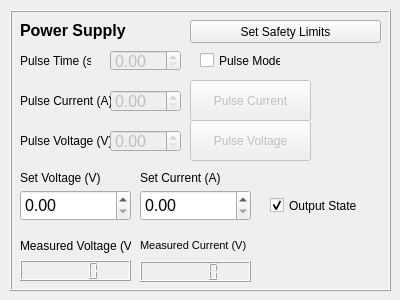
Above: lib/clients/gui/HP6033A_gui.ui from barium-project/barium before the change. Below: the same form after it.
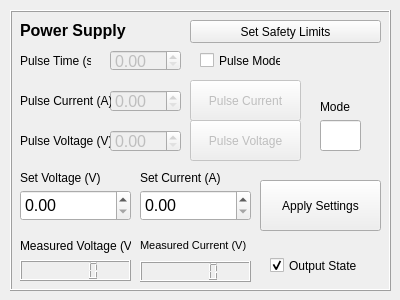
That is the form after the change.

The edit to the form file:
```diff
--- a/lib/clients/gui/HP6033A_gui.ui
+++ b/lib/clients/gui/HP6033A_gui.ui
@@ -197,7 +197,7 @@
     <property name="geometry">
      <rect>
       <x>260</x>
-      <y>180</y>
+      <y>240</y>
       <width>111</width>
       <height>31</height>
      </rect>
@@ -220,7 +220,7 @@
      <rect>
       <x>180</x>
       <y>110</y>
-      <width>121</width>
+      <width>111</width>
       <height>41</height>
      </rect>
     </property>
@@ -287,7 +287,7 @@
      <rect>
       <x>180</x>
       <y>70</y>
-      <width>121</width>
+      <width>111</width>
       <height>41</height>
      </rect>
     </property>
@@ -339,6 +339,53 @@
      <string>Set Safety Limits</string>
     </property>
    </widget>
+   <widget class="QPushButton" name="ps_apply_settings_button">
+    <property name="geometry">
+     <rect>
+      <x>250</x>
+      <y>170</y>
+      <width>121</width>
+      <height>51</height>
+     </rect>
+    </property>
+    <property name="text">
+     <string>Apply Settings</string>
+    </property>
+   </widget>
+   <widget class="QLineEdit" name="ps_mode_text">
+    <property name="geometry">
+     <rect>
+      <x>310</x>
+      <y>110</y>
+      <width>41</width>
+      <height>31</height>
+     </rect>
+    </property>
+    <property name="font">
+     <font>
+      <pointsize>14</pointsize>
+     </font>
+    </property>
+    <property name="text">
+     <string/>
+    </property>
+    <property name="readOnly">
+     <bool>true</bool>
+    </property>
+   </widget>
+   <widget class="QLabel" name="label_9">
+    <property name="geometry">
+     <rect>
+      <x>310</x>
+      <y>90</y>
+      <width>46</width>
+      <height>13</height>
+     </rect>
+    </property>
+    <property name="text">
+     <string>Mode</string>
+    </property>
+   </widget>
   </widget>
  </widget>
  <resources/>
```
Left out of the diff: 5 changed lines with no effect on the pictures.
